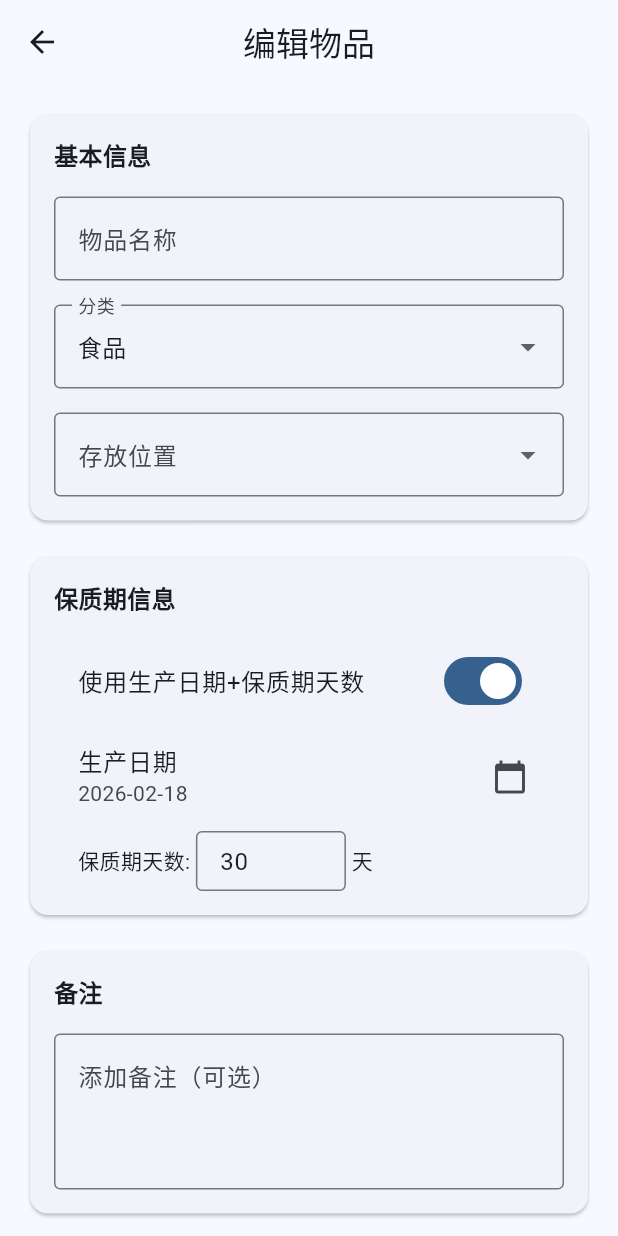
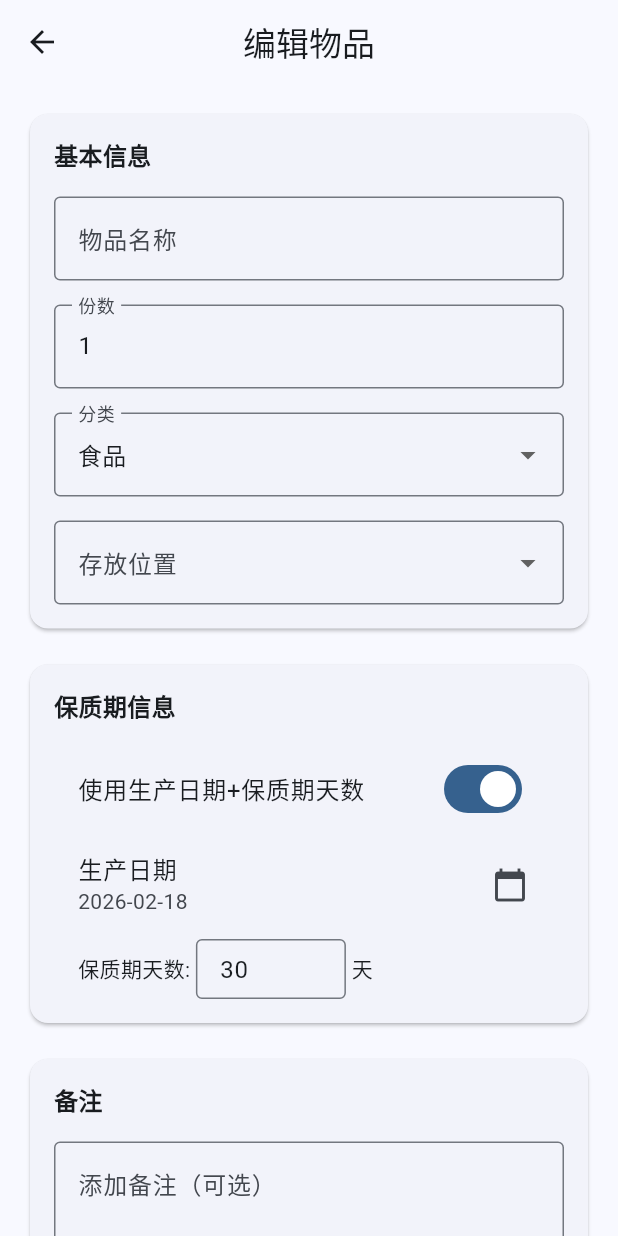
Before and after one commit to NONOd3211/storage-app, a Flutter app: the ItemDetailScreen screen opened directly with empty values, after a tap on the "edit" icon, on a phone screen of 412 x 824 dp. Run offline on Flutter 3.47's test engine with Material 3 defaults, Android fonts, the phone set to English and light mode, and no system bars; our stand-ins replace flutter_local_notifications, shared_preferences, sqflite, timezone; accounts and stored records are empty.

Commit message:
添加物品份数功能
- 新增 quantity 字段，默认值为 1
- 添加物品页面支持输入份数
- 物品卡片和详情页面显示份数

```diff
--- a/lib/models/item.dart
+++ b/lib/models/item.dart
@@ -41,6 +41,7 @@ class Item {
   String name;
   ItemCategory category;
   String storageLocation;
+  int quantity;
   DateTime? productionDate;
   int? expirationDays;
   DateTime? expirationDate;
@@ -53,6 +54,7 @@ class Item {
     required this.name,
     required this.category,
     required this.storageLocation,
+    this.quantity = 1,
     this.productionDate,
     this.expirationDays,
     this.expirationDate,
@@ -91,6 +93,7 @@ class Item {
       'name': name,
       'category': category.name,
       'storageLocation': storageLocation,
+      'quantity': quantity,
       'productionDate': productionDate?.millisecondsSinceEpoch,
       'expirationDays': expirationDays,
       'expirationDate': expirationDate?.millisecondsSinceEpoch,
@@ -106,6 +109,7 @@ class Item {
       name: map['name'],
       category: ItemCategory.fromString(map['category']),
       storageLocation: map['storageLocation'],
+      quantity: map['quantity'] ?? 1,
       productionDate: map['productionDate'] != null
           ? DateTime.fromMillisecondsSinceEpoch(map['productionDate'])
           : null,
@@ -124,6 +128,7 @@ class Item {
     String? name,
     ItemCategory? category,
     String? storageLocation,
+    int? quantity,
     DateTime? productionDate,
     int? expirationDays,
     DateTime? expirationDate,
@@ -136,6 +141,7 @@ class Item {
       name: name ?? this.name,
       category: category ?? this.category,
       storageLocation: storageLocation ?? this.storageLocation,
+      quantity: quantity ?? this.quantity,
       productionDate: productionDate ?? this.productionDate,
       expirationDays: expirationDays ?? this.expirationDays,
       expirationDate: expirationDate ?? this.expirationDate,
--- a/lib/screens/add_item_screen.dart
+++ b/lib/screens/add_item_screen.dart
@@ -17,6 +17,7 @@ class AddItemScreen extends StatefulWidget {
 class _AddItemScreenState extends State<AddItemScreen> {
   final _formKey = GlobalKey<FormState>();
   final _nameController = TextEditingController();
+  final _quantityController = TextEditingController(text: '1');
   final _notesController = TextEditingController();
 
   ItemCategory _category = ItemCategory.other;
@@ -41,6 +42,7 @@ class _AddItemScreenState extends State<AddItemScreen> {
 
   void _loadEditingItem(Item item) {
     _nameController.text = item.name;
+    _quantityController.text = item.quantity.toString();
     _category = item.category;
     _storageLocation = item.storageLocation;
     _notesController.text = item.notes ?? '';
@@ -59,6 +61,7 @@ class _AddItemScreenState extends State<AddItemScreen> {
   @override
   void dispose() {
     _nameController.dispose();
+    _quantityController.dispose();
     _notesController.dispose();
     super.dispose();
   }
@@ -122,6 +125,25 @@ class _AddItemScreenState extends State<AddItemScreen> {
                       validator: (value) {
                         if (value == null || value.isEmpty) {
                           return '请输入物品名称';
+                        }
+                        return null;
+                      },
+                    ),
+                    const SizedBox(height: 16),
+                    TextFormField(
+                      controller: _quantityController,
+                      keyboardType: TextInputType.number,
+                      decoration: const InputDecoration(
+                        labelText: '份数',
+                        border: OutlineInputBorder(),
+                      ),
+                      validator: (value) {
+                        if (value == null || value.isEmpty) {
+                          return '请输入份数';
+                        }
+                        final quantity = int.tryParse(value);
+                        if (quantity == null || quantity < 1) {
+                          return '请输入有效的份数';
                         }
                         return null;
                       },
@@ -378,11 +400,14 @@ class _AddItemScreenState extends State<AddItemScreen> {
   void _saveItem() {
     if (!_formKey.currentState!.validate()) return;
 
+    final quantity = int.tryParse(_quantityController.text) ?? 1;
+
     final item = Item(
       id: widget.editingItem?.id ?? const Uuid().v4(),
       name: _nameController.text,
       category: _category,
       storageLocation: _storageLocation,
+      quantity: quantity,
       productionDate: _useProductionDate ? _productionDate : null,
       expirationDays: _useProductionDate ? _expirationDays : null,
       expirationDate: _useProductionDate ? null : _expirationDate,
--- a/lib/screens/item_detail_screen.dart
+++ b/lib/screens/item_detail_screen.dart
@@ -153,6 +153,7 @@ class ItemDetailScreen extends StatelessWidget {
                   _buildInfoRow('名称', item.name),
                   _buildInfoRow('分类', item.category.label),
                   _buildInfoRow('存放位置', item.storageLocation),
+                  _buildInfoRow('份数', '${item.quantity}'),
                   if (item.productionDate != null)
                     _buildInfoRow(
                       '生产日期',
```
Also changed, not shown: lib/widgets/item_card.dart (+14 -0 lines).
